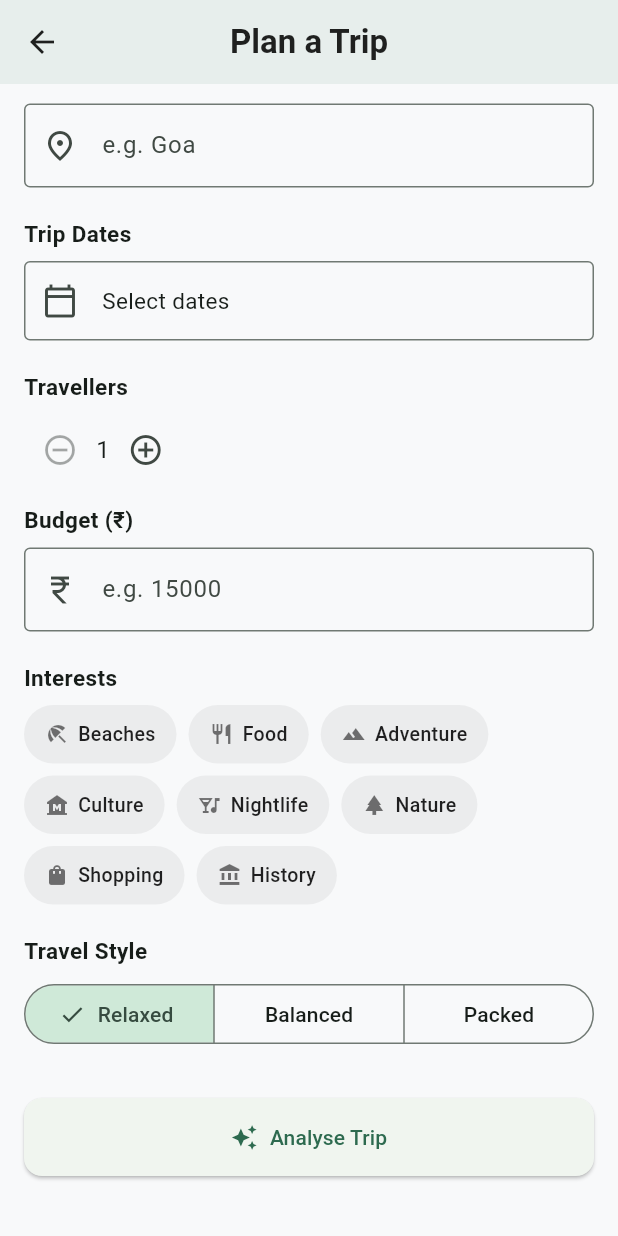
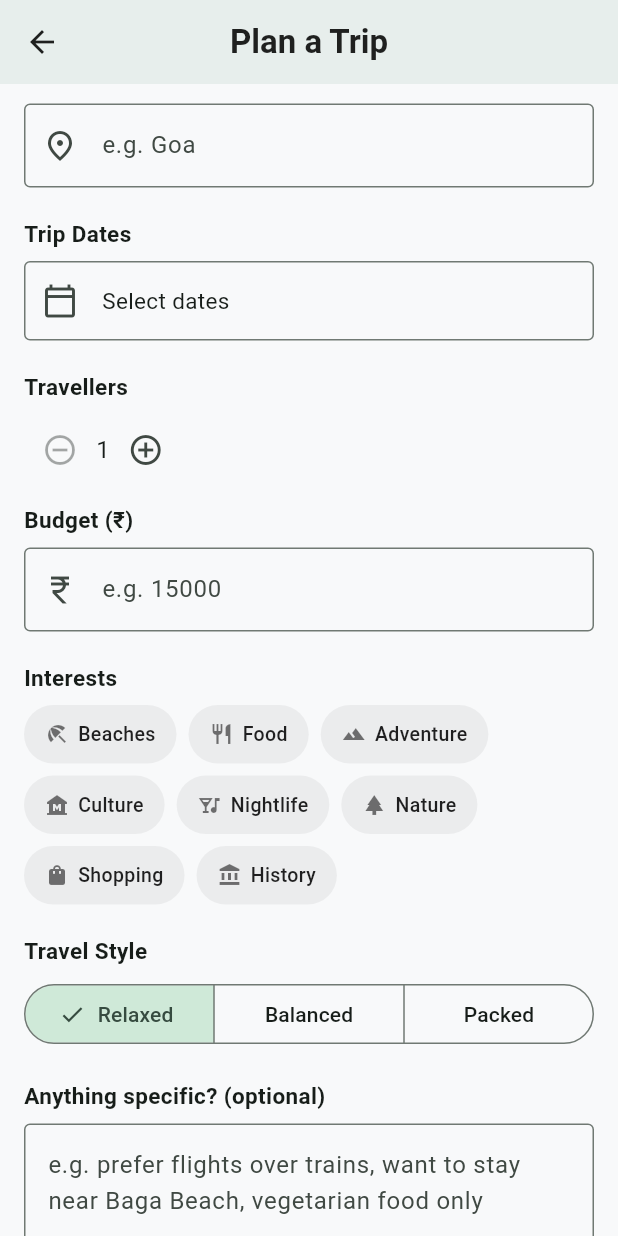
Before and after one commit to Hadiyal007/ai-travel-planner, a Flutter app: the CreateTripScreen screen opened by its route, scrolled down 137 dp, on a phone screen of 412 x 824 dp. Run offline on Flutter 3.47's test engine with Material 3 defaults, Android fonts, the phone set to English and light mode, and no system bars; our stand-ins replace cloud_firestore, firebase_auth, firebase_core, flutter_dotenv, flutter_riverpod, state_notifier; accounts and stored records are empty; generated files the repository leaves out were written again.

Commit message:
feat: add Groq fallback and special requests support for itinerary

```diff
--- a/lib/config/api_keys.dart
+++ b/lib/config/api_keys.dart
@@ -12,4 +12,5 @@ import 'package:flutter_dotenv/flutter_dotenv.dart';
 class ApiKeys {
   static String get googlePlacesApiKey => dotenv.env['GOOGLE_PLACES_API_KEY'] ?? '';
   static String get geminiApiKey => dotenv.env['GEMINI_API_KEY'] ?? '';
+  static String get groqApiKey => dotenv.env['GROQ_API_KEY'] ?? '';
 }
--- a/lib/models/trip.dart
+++ b/lib/models/trip.dart
@@ -14,6 +14,7 @@ class Trip {
   final double budget;
   final List<Interest> interests;
   final TravelStyle travelStyle;
+  final String? specialRequests;
 
   const Trip({
     this.id,
@@ -25,12 +26,11 @@ class Trip {
     required this.budget,
     required this.interests,
     required this.travelStyle,
+    this.specialRequests,
   });
 
   int get durationInDays => endDate.difference(startDate).inDays + 1;
 
-  /// Reads a trip back from a Firestore document. [id] is the
-  /// document ID (not stored inside the map itself).
   factory Trip.fromMap(Map<String, dynamic> map, {required String id}) {
     return Trip(
       id: id,
@@ -50,13 +50,10 @@ class Trip {
             (style) => style.name == map['travelStyle'],
         orElse: () => TravelStyle.balanced,
       ),
+      specialRequests: map['specialRequests'] as String?,
     );
   }
 
-  /// Plain-field map for Firestore writes. Enum fields are stored as
-  /// their name (e.g. 'balanced') so they read back without relying
-  /// on enum index order. userId/createdAt are added by TripService,
-  /// not here.
   Map<String, dynamic> toMap() {
     return {
       'source': source,
@@ -67,6 +64,7 @@ class Trip {
       'budget': budget,
       'interests': interests.map((interest) => interest.name).toList(),
       'travelStyle': travelStyle.name,
+      'specialRequests': specialRequests,
     };
   }
 
@@ -80,6 +78,7 @@ class Trip {
     double? budget,
     List<Interest>? interests,
     TravelStyle? travelStyle,
+    String? specialRequests,
   }) {
     return Trip(
       id: id ?? this.id,
@@ -91,6 +90,7 @@ class Trip {
       budget: budget ?? this.budget,
       interests: interests ?? this.interests,
       travelStyle: travelStyle ?? this.travelStyle,
+      specialRequests: specialRequests ?? this.specialRequests,
     );
   }
 }
--- a/lib/providers/itinerary_provider.dart
+++ b/lib/providers/itinerary_provider.dart
@@ -37,9 +37,10 @@ class ItineraryNotifier extends StateNotifier<ItineraryState> {
     try {
       final itinerary = await _service.generateAiItinerary(trip);
       state = state.copyWith(itinerary: itinerary, isLoading: false);
-    } catch (e) {
-      state = ItineraryState(trip: trip, isLoading: false, error: 'Failed to generate itinerary');
     }
+    catch (e) {
+    state = ItineraryState(trip: trip, isLoading: false, error: 'Failed to generate itinerary: $e');
+   }
   }
 }
 
--- a/lib/screens/create_trip_screen.dart
+++ b/lib/screens/create_trip_screen.dart
@@ -20,6 +20,7 @@ class _CreateTripScreenState extends ConsumerState<CreateTripScreen> {
   final _sourceController = TextEditingController();
   final _destinationController = TextEditingController();
   final _budgetController = TextEditingController();
+  final _specialRequestsController = TextEditingController();
 
   DateTime? _startDate;
   DateTime? _endDate;
@@ -44,6 +45,7 @@ class _CreateTripScreenState extends ConsumerState<CreateTripScreen> {
     _sourceController.dispose();
     _destinationController.dispose();
     _budgetController.dispose();
+    _specialRequestsController.dispose();
     super.dispose();
   }
 
@@ -100,6 +102,9 @@ class _CreateTripScreenState extends ConsumerState<CreateTripScreen> {
       budget: double.parse(_budgetController.text.trim()),
       interests: _selectedInterests.toList(),
       travelStyle: _travelStyle,
+      specialRequests: _specialRequestsController.text.trim().isEmpty
+          ? null
+          : _specialRequestsController.text.trim(),
     );
 
     setState(() => _isSaving = true);
@@ -233,6 +238,19 @@ class _CreateTripScreenState extends ConsumerState<CreateTripScreen> {
                 selected: {_travelStyle},
                 onSelectionChanged: (value) => setState(() => _travelStyle = value.first),
               ),
+
+              const SizedBox(height: 20),
+              const Text('Anything specific? (optional)', style: TextStyle(fontWeight: FontWeight.w600)),
+              const SizedBox(height: 8),
+              TextFormField(
+                controller: _specialRequestsController,
+                maxLines: 3,
+                decoration: const InputDecoration(
+                  hintText: 'e.g. prefer flights over trains, want to stay near Baga Beach, vegetarian food only',
+                  border: OutlineInputBorder(),
+                ),
+              ),
+
               const SizedBox(height: 32),
 
               ElevatedButton.icon(
```
Also changed, not shown: lib/services/itinerary_service.dart (+88 -45 lines).
